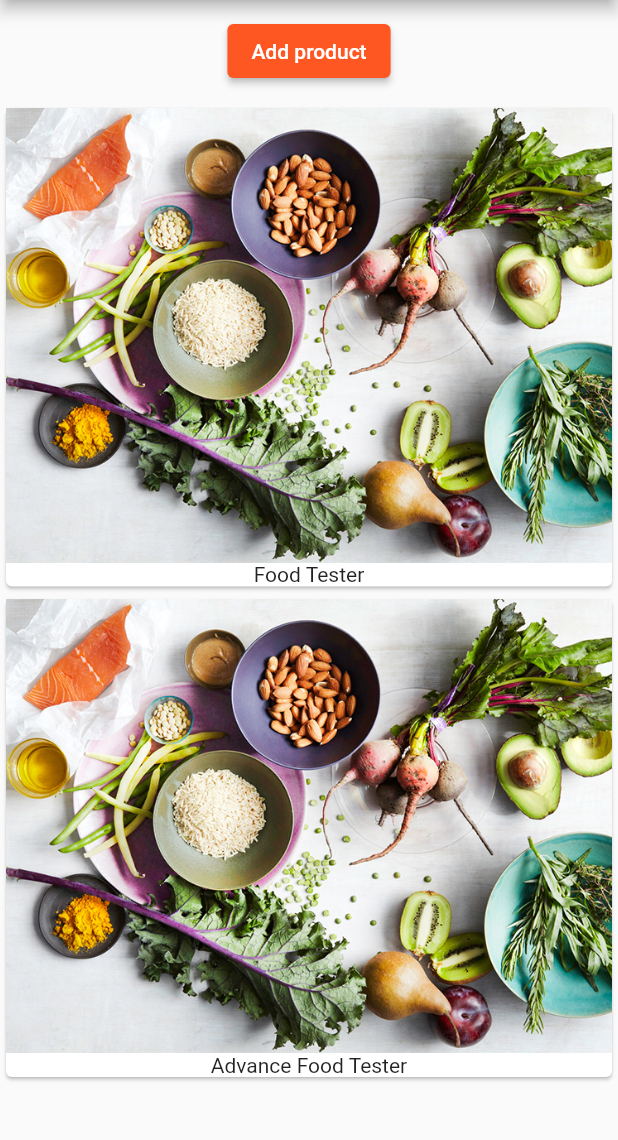
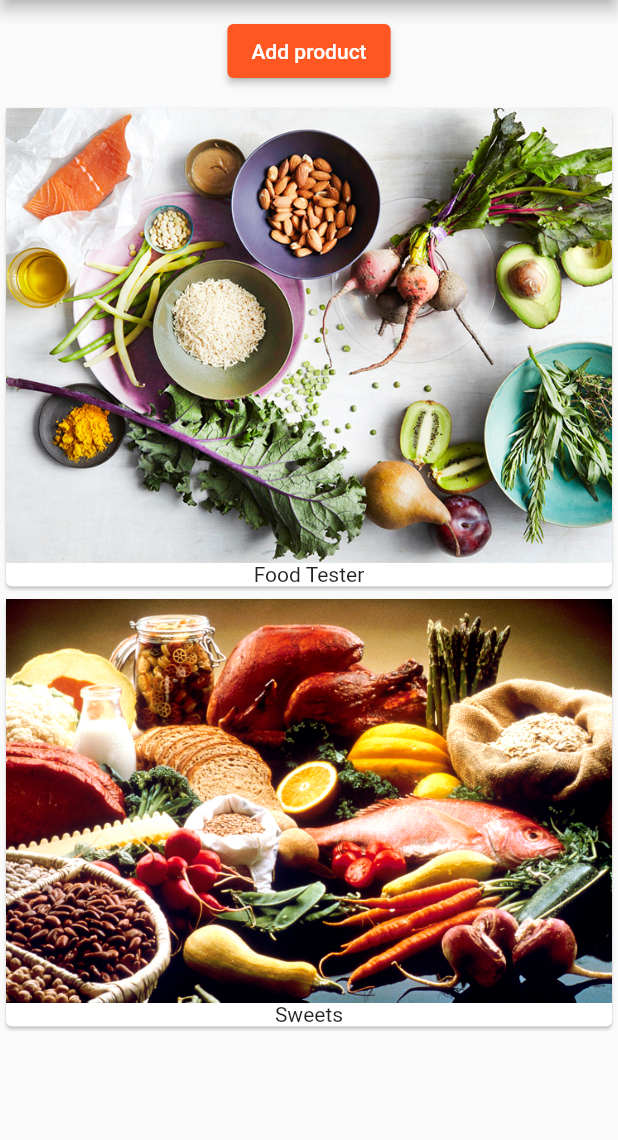
Before and after one commit to AdibRafi/firstFlutterPlayground, a Flutter app: the screen it shows after launch, after a tap on "Add product", on a phone screen of 412 x 824 dp, the part 84-1224 px from its top. Run offline on Flutter 3.47's test engine with Material 2 defaults, Android fonts, the phone set to English and light mode, and no system bars.

Commit message:
adding second element

```diff
--- a/lib/main.dart
+++ b/lib/main.dart
@@ -17,7 +17,9 @@ class MyApp extends StatelessWidget {
           appBar: AppBar(
             title: Text('EasyList'),
           ),
-          body: ProductManager(startingProduct: 'Food Tester')),
+          body: SingleChildScrollView(
+            child: ProductManager(startingProduct: 'Food Tester',startingImage: 'assets/food.jpg',),
+          )),
     );
   }
 }
--- /dev/null
+++ b/lib/product_control.dart
@@ -0,0 +1,19 @@
+import 'package:flutter/material.dart';
+
+class ProductControl extends StatelessWidget {
+  final Function addProduct;
+  final Function addImage;
+
+  ProductControl(this.addProduct,this.addImage);
+
+  @override
+  Widget build(BuildContext context) {
+    return ElevatedButton(
+      onPressed: () {
+        addProduct('Sweets');
+        addImage('assets/food2.jpg');
+      },
+      child: Text('Add product'),
+    );
+  }
+}
--- a/lib/product_manager.dart
+++ b/lib/product_manager.dart
@@ -1,58 +1,59 @@
 import 'package:flutter/material.dart';
 
-import 'products.dart';
+import './products.dart';
+import './product_control.dart';
 
 class ProductManager extends StatefulWidget {
   final String startingProduct;
+  final String startingImage;
 
-  ProductManager({this.startingProduct = 'Sweets Tester'}){
-    print('[ProductManager Widget] Constructor');
+  ProductManager(
+      {this.startingProduct = 'Sweets Tester',
+      this.startingImage = 'assets/food2.jpg'}) {
   }
 
   @override
   State<StatefulWidget> createState() {
-    print('[ProductManager Widget] createState()');
     return _ProductManagerState();
   }
-
-
 }
 
 class _ProductManagerState extends State<ProductManager> {
-  List<String> _products = [];
+  final List<String> _products = [];
+  final List<String> _imageList = [];
 
   @override
   void initState() {
-    print('[ProductManager State] initState()');
     _products.add(widget.startingProduct);
+    _imageList.add(widget.startingImage);
     super.initState();
   }
+
   @override
   void didUpdateWidget(covariant ProductManager oldWidget) {
-    print('[ProductManager State] didUpdateWidget');
-    // TODO: implement didUpdateWidget
     super.didUpdateWidget(oldWidget);
   }
 
+  void _addProducts(String product) {
+    setState(() {
+      _products.add(product);
+    });
+  }
 
+  void _addImage(String image) {
+    setState(() {
+      _imageList.add(image);
+    });
+  }
 
   @override
   Widget build(BuildContext context) {
-    print('[ProductManager State] build');
     return Column(
       children: [
         Container(
-          margin: EdgeInsets.all(10.0),
-          child: ElevatedButton(
-            onPressed: () {
-              setState(() {
-                _products.add('Advance Food Tester');
-              });
-            },
-            child: Text('Add product'),
-          ),
-        ),
-        Products(_products)
+            margin: EdgeInsets.all(10.0),
+            child: ProductControl(_addProducts, _addImage)),
+        Products(_products, _imageList)
       ],
     );
   }
--- a/lib/products.dart
+++ b/lib/products.dart
@@ -2,21 +2,21 @@ import 'package:flutter/material.dart';
 
 class Products extends StatelessWidget {
   final List<String> products;
+  final List<String> itemImages;
 
-  Products([this.products = const []]){
-    print('[Products Widget] Constructor');
+  Products([this.products = const [], this.itemImages = const []]) {
+    print(itemImages);
   }
 
   @override
   Widget build(BuildContext context) {
-    print('[Products Widget] build()');
     return Column(
-      children: products
+      children: itemImages
           .map((element) => Card(
                 child: Column(
                   children: <Widget>[
-                    Image.asset('assets/food.jpg'),
-                    Text(element)
+                    Image.asset(element),
+                    Text(products[itemImages.indexOf(element)])
                   ],
                 ),
               ))
```
